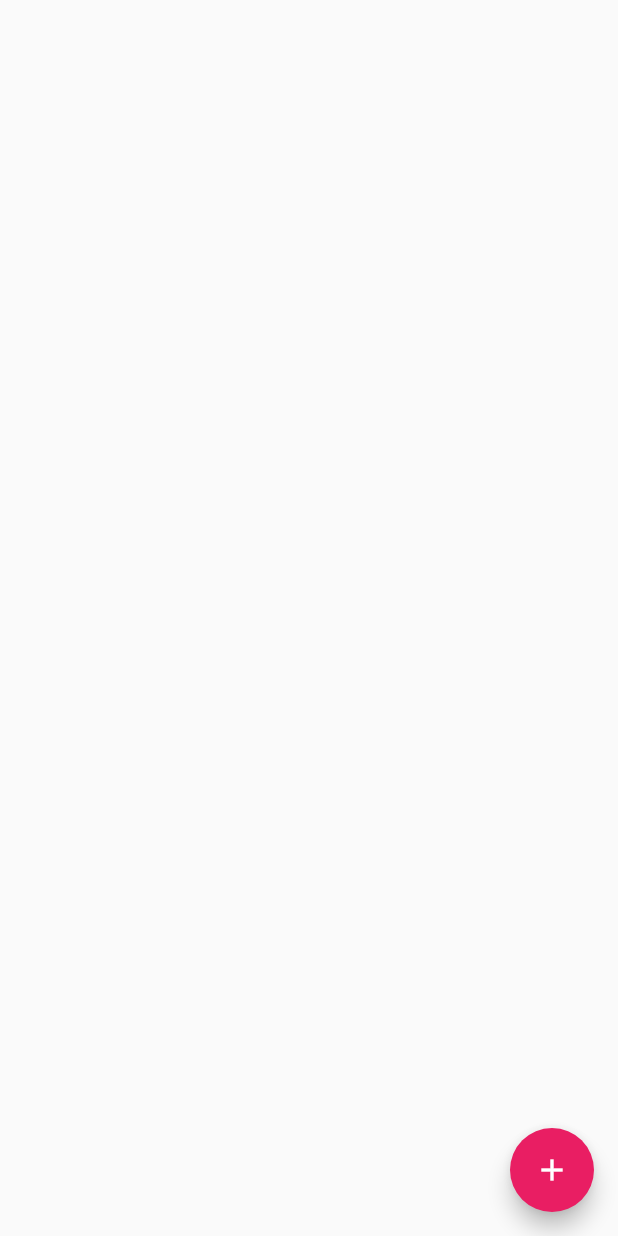
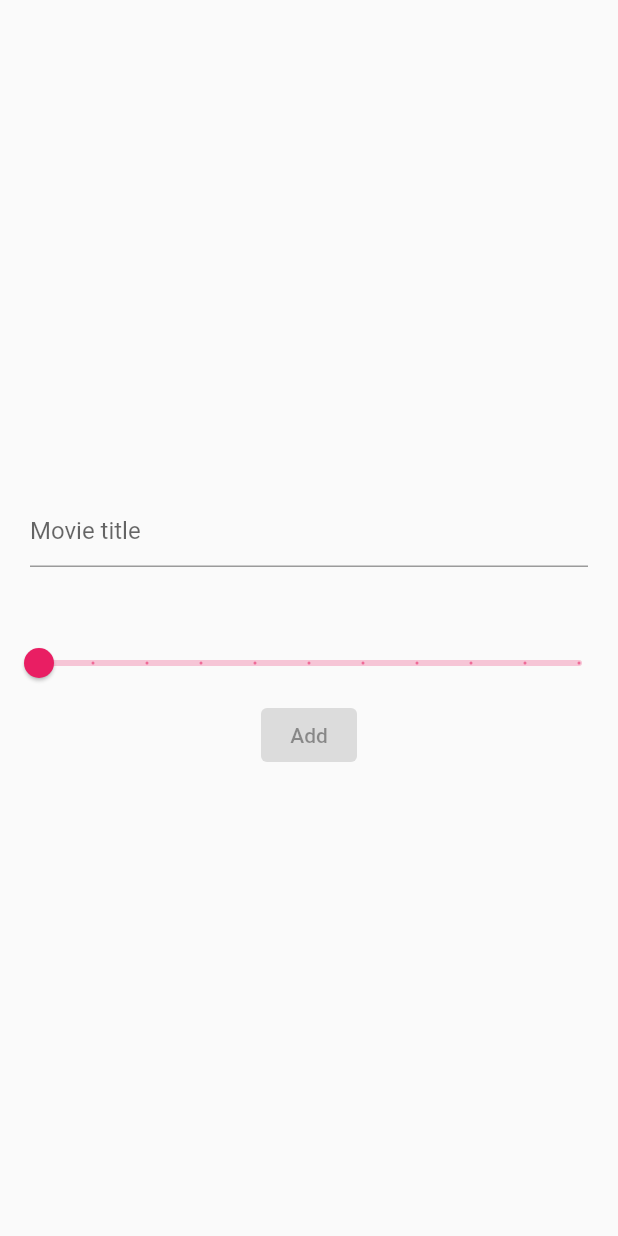
Before and after one commit to katarzynakozlowska/moviesss, a Flutter app: the ReviewsPage screen opened directly, after a tap on the "add" icon, on a phone screen of 412 x 824 dp. Run offline on Flutter 3.47's test engine with Material 2 defaults, Android fonts, the light colour scheme and no system bars; our stand-ins replace cloud_firestore, firebase_core; accounts and stored records are empty.

Commit message:
Add AddReview page content

```diff
--- /dev/null
+++ b/lib/features/add_reviews/add_reviews_page_content.dart
@@ -0,0 +1,64 @@
+import 'package:cloud_firestore/cloud_firestore.dart';
+import 'package:flutter/material.dart';
+import 'package:flutter/src/widgets/container.dart';
+import 'package:flutter/src/widgets/framework.dart';
+
+class AddReview extends StatefulWidget {
+  const AddReview({super.key});
+
+  @override
+  State<AddReview> createState() => _AddReviewState();
+}
+
+class _AddReviewState extends State<AddReview> {
+  var movieTitle = '';
+  var movieRating = 1.0;
+  @override
+  Widget build(BuildContext context) {
+    return Scaffold(
+        body: Center(
+            child: Column(
+      mainAxisAlignment: MainAxisAlignment.center,
+      children: [
+        Padding(
+          padding: EdgeInsets.all(20.0),
+          child: TextField(
+            decoration: InputDecoration(hintText: 'Movie title'),
+            onChanged: (newValue) {
+              setState(() {
+                movieTitle = newValue;
+              });
+            },
+          ),
+        ),
+        const SizedBox(
+          height: 20.0,
+        ),
+        Slider(
+          value: movieRating,
+          onChanged: (newValue) {
+            setState(
+              () {
+                movieRating = newValue;
+              },
+            );
+          },
+          min: 1.0,
+          max: 10.0,
+          divisions: 10,
+          label: movieRating.toString(),
+        ),
+        ElevatedButton(
+            onPressed: movieTitle.isEmpty
+                ? null
+                : () {
+                    FirebaseFirestore.instance.collection('reviews').add({
+                      'title': movieTitle,
+                      'rating': movieRating,
+                    });
+                  },
+            child: Text('Add'))
+      ],
+    )));
+  }
+}
--- a/lib/features/reviews/reviews_page_content.dart
+++ b/lib/features/reviews/reviews_page_content.dart
@@ -1,4 +1,5 @@
 import 'package:cloud_firestore/cloud_firestore.dart';
+import 'package:curlzzz_new/features/add_reviews/add_reviews_page_content.dart';
 import 'package:flutter/material.dart';
 
 class ReviewsPage extends StatelessWidget {
@@ -8,13 +9,22 @@ class ReviewsPage extends StatelessWidget {
   Widget build(BuildContext context) {
     return Scaffold(
       floatingActionButton: FloatingActionButton(
-        onPressed: () {},
+        onPressed: () {
+          Navigator.of(context).push(
+            MaterialPageRoute(
+              builder: (_) => const AddReview(),
+            ),
+          );
+        },
         child: Icon(
           Icons.add,
         ),
       ),
       body: StreamBuilder<QuerySnapshot>(
-          stream: FirebaseFirestore.instance.collection('reviews').snapshots(),
+          stream: FirebaseFirestore.instance
+              .collection('reviews')
+              .orderBy('rating', descending: true)
+              .snapshots(),
           builder: (context, snapshot) {
             if (snapshot.hasError) {
               return Text('Error');
@@ -25,7 +35,15 @@ class ReviewsPage extends StatelessWidget {
             final documents = snapshot.data!.docs;
             return ListView(children: [
               for (final document in documents) ...[
-                Container(
+                Dismissible(
+                  key: ValueKey(document.id),
+                  onDismissed: (_) {
+                    FirebaseFirestore.instance
+                        .collection('reviews')
+                        .doc(document.id)
+                        .delete();
+                  },
+                  child: Container(
                       padding: EdgeInsets.all(20.0),
                       margin: EdgeInsets.all(10.0),
                       color: Color.fromARGB(255, 243, 177, 198),
@@ -35,7 +53,8 @@ class ReviewsPage extends StatelessWidget {
                           Text(document['title']),
                           Text(document['rating'].toString())
                         ],
-                    ))
+                      )),
+                )
               ]
             ]);
           }),
```
Lines whose indentation alone changed are shown as unchanged.
